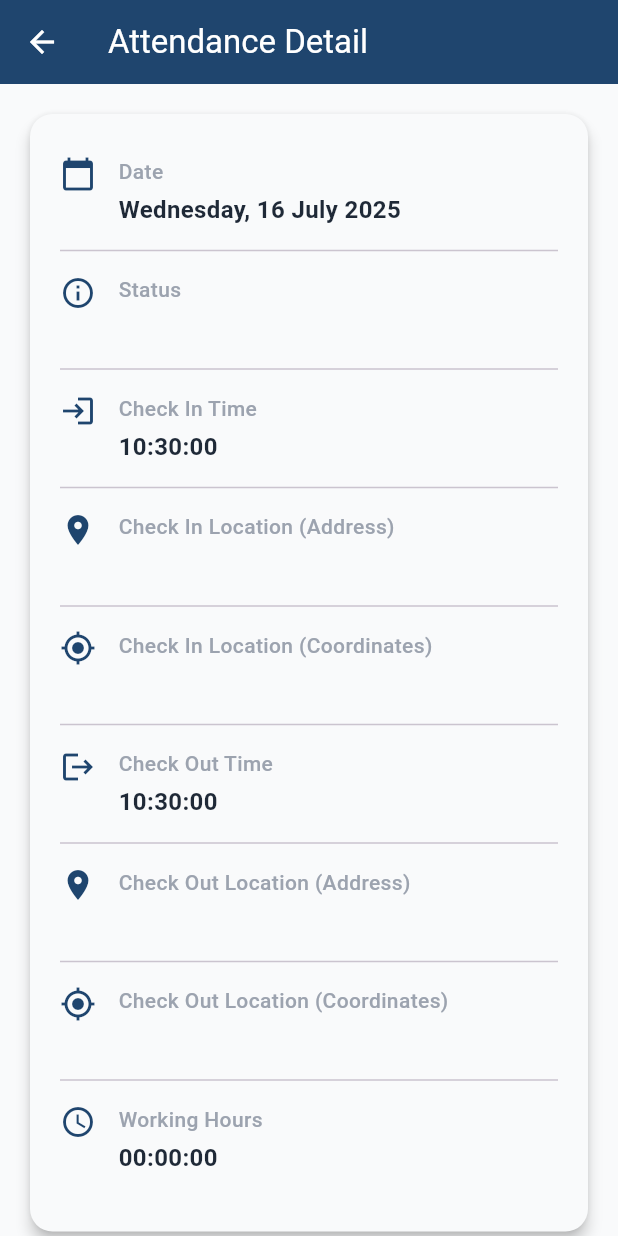
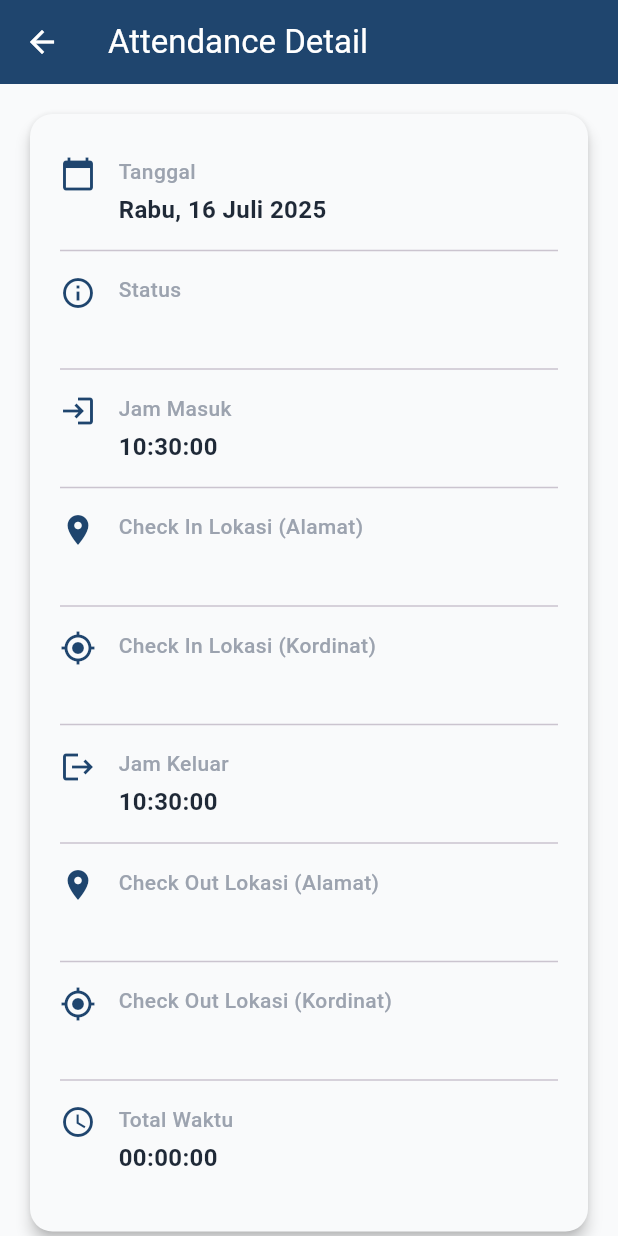
Before and after one commit to FarahAzhari/clockin_app, a Flutter app: the AttendanceDetailScreen screen opened directly with empty values, on a phone screen of 412 x 824 dp. Run offline on Flutter 3.47's test engine with Material 3 defaults, Android fonts, the phone set to English and light mode, and no system bars; our stand-ins replace fl_chart, geocoding, geolocator, image_picker, shared_preferences; accounts and stored records are empty.

Commit message:
CHANGE: Language into Indonesian in Attendance Screen

```diff
--- a/lib/screens/attendance/attendance_detail_screen.dart
+++ b/lib/screens/attendance/attendance_detail_screen.dart
@@ -19,7 +19,7 @@ class AttendanceDetailScreen extends StatelessWidget {
     if (dateTime == null) {
       return 'N/A';
     }
-    return DateFormat('EEEE, dd MMMM yyyy').format(dateTime.toLocal());
+    return DateFormat('EEEE, dd MMMM yyyy', 'id_ID').format(dateTime.toLocal());
   }
 
   String _calculateWorkingHours(DateTime? checkIn, DateTime? checkOut) {
@@ -61,7 +61,7 @@ class AttendanceDetailScreen extends StatelessWidget {
               crossAxisAlignment: CrossAxisAlignment.start,
               children: [
                 _buildDetailRow(
-                  'Date',
+                  'Tanggal',
                   _formatDate(attendance.attendanceDate),
                   Icons.calendar_today,
                 ),
@@ -79,43 +79,43 @@ class AttendanceDetailScreen extends StatelessWidget {
                 const Divider(),
                 if (!isRequestType) ...[
                   _buildDetailRow(
-                    'Check In Time',
+                    'Jam Masuk',
                     _formatDateTime(attendance.checkIn),
                     Icons.login,
                   ),
                   const Divider(),
                   _buildDetailRow(
-                    'Check In Location (Address)',
+                    'Check In Lokasi (Alamat)',
                     attendance.checkInAddress ?? 'N/A',
                     Icons.location_on,
                   ),
                   const Divider(),
                   _buildDetailRow(
-                    'Check In Location (Coordinates)',
+                    'Check In Lokasi (Kordinat)',
                     attendance.checkInLocation ?? 'N/A',
                     Icons.gps_fixed,
                   ),
                   const Divider(),
                   _buildDetailRow(
-                    'Check Out Time',
+                    'Jam Keluar',
                     _formatDateTime(attendance.checkIn),
                     Icons.logout,
                   ),
                   const Divider(),
                   _buildDetailRow(
-                    'Check Out Location (Address)',
+                    'Check Out Lokasi (Alamat)',
                     attendance.checkOutAddress ?? 'N/A',
                     Icons.location_on,
                   ),
                   const Divider(),
                   _buildDetailRow(
-                    'Check Out Location (Coordinates)',
+                    'Check Out Lokasi (Kordinat)',
                     attendance.checkOutLocation ?? 'N/A',
                     Icons.gps_fixed,
                   ),
                   const Divider(),
                   _buildDetailRow(
-                    'Working Hours',
+                    'Total Waktu',
                     _calculateWorkingHours(
                       attendance.checkIn,
                       attendance.checkOut,
--- a/lib/screens/attendance/attendance_list_screen.dart
+++ b/lib/screens/attendance/attendance_list_screen.dart
@@ -191,7 +191,7 @@ class _AttendanceListScreenState extends State<AttendanceListScreen> {
     // Always use attendanceDate for the display date
     final DateTime? displayDate = absence.attendanceDate;
     final String formattedDate = displayDate != null
-        ? DateFormat('E, d MMM, yyyy', 'id_ID').format(
+        ? DateFormat('EEEE, d MMMM yyyy', 'id_ID').format(
             displayDate,
           ) // Corrected format
         : 'N/A'; // Fallback for date
```
